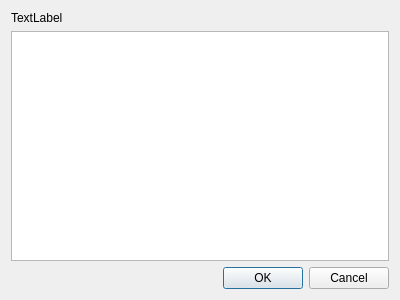
The window that HsmMan/about_dlg.ui (jykim74/CryptokiMan) describes before a commit, drawn with Qt 5.
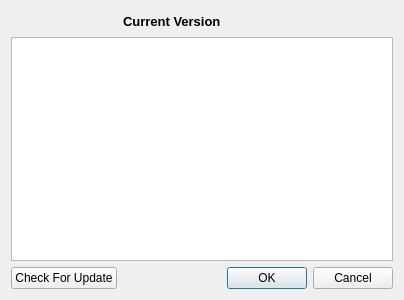
The same window after the commit.

What changed in the file:
```diff
--- a/HsmMan/about_dlg.ui
+++ b/HsmMan/about_dlg.ui
@@ -13,18 +13,59 @@
   <property name="windowTitle">
    <string>Dialog</string>
   </property>
-  <layout class="QVBoxLayout" name="verticalLayout">
-   <item>
-    <widget class="QLabel" name="label">
+  <layout class="QGridLayout" name="gridLayout">
+   <item row="0" column="0">
+    <spacer name="horizontalSpacer">
+     <property name="orientation">
+      <enum>Qt::Horizontal</enum>
+     </property>
+     <property name="sizeHint" stdset="0">
+      <size>
+       <width>40</width>
+       <height>20</height>
+      </size>
+     </property>
+    </spacer>
+   </item>
+   <item row="0" column="1" colspan="2">
+    <widget class="QLabel" name="mVersionLabel">
+     <property name="font">
+      <font>
+       <family>Arial</family>
+       <pointsize>10</pointsize>
+       <weight>75</weight>
+       <bold>true</bold>
+      </font>
+     </property>
      <property name="text">
-      <string>TextLabel</string>
+      <string>Current Version</string>
      </property>
     </widget>
    </item>
-   <item>
-    <widget class="QTextBrowser" name="textBrowser_2"/>
+   <item row="2" column="0">
+    <widget class="QPushButton" name="mCheckUpdateBtn">
+     <property name="text">
+      <string>Check For Update</string>
+     </property>
+    </widget>
    </item>
-   <item>
+   <item row="0" column="3">
+    <spacer name="horizontalSpacer_2">
+     <property name="orientation">
+      <enum>Qt::Horizontal</enum>
+     </property>
+     <property name="sizeHint" stdset="0">
+      <size>
+       <width>40</width>
+       <height>20</height>
+      </size>
+     </property>
+    </spacer>
+   </item>
+   <item row="1" column="0" colspan="4">
+    <widget class="QTextBrowser" name="mAboutText"/>
+   </item>
+   <item row="2" column="3">
     <widget class="QDialogButtonBox" name="buttonBox">
      <property name="orientation">
       <enum>Qt::Horizontal</enum>
```
